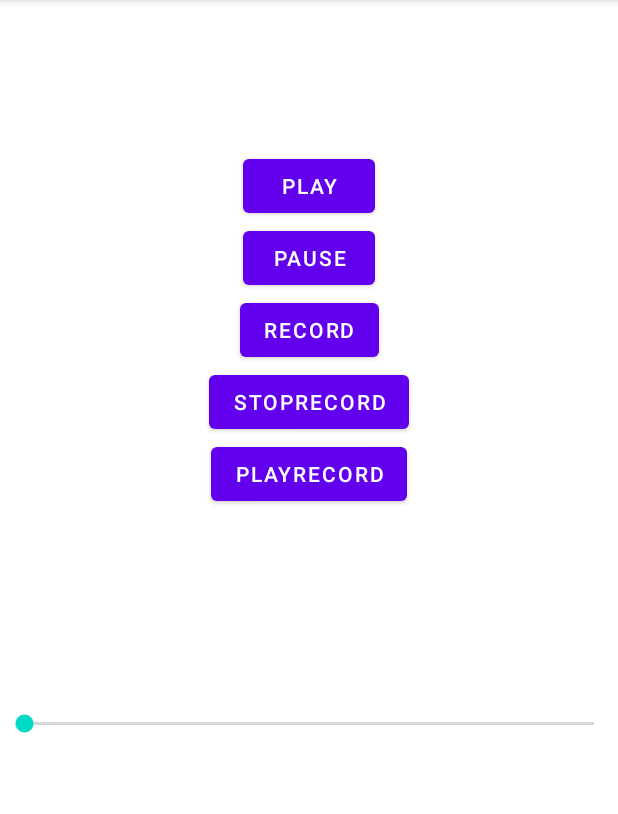
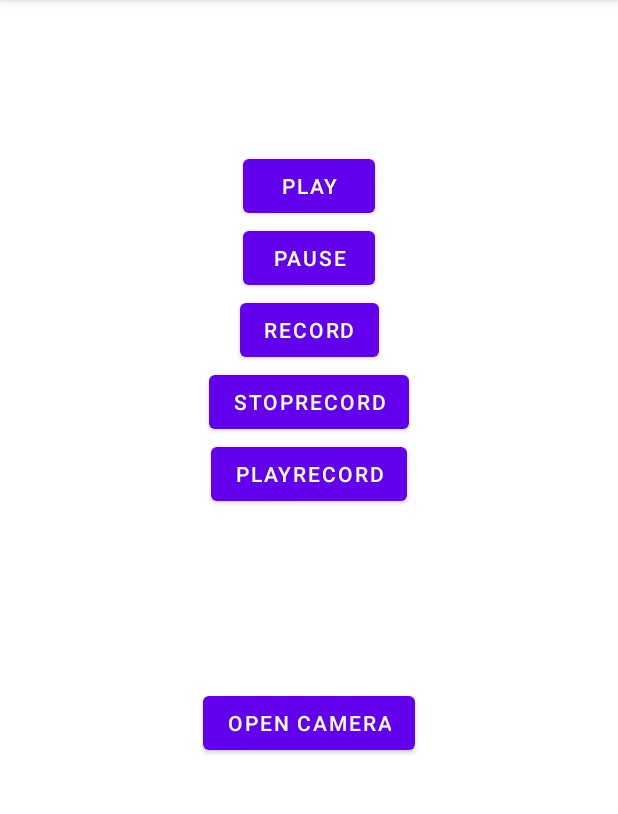
Before and after one commit to tsmoosavi/MediaPlayer, an Android app: the screen it shows after launch (MainActivity), on a phone screen of 412 x 824 dp, the part 84-898 px from its top. Run offline under Robolectric (Android 15) with nearby library versions, the phone set to English and light mode, and no system bars.

Commit message:
camera button added

```diff
--- a/app/src/main/java/com/example/mediaplayer/MainActivity.kt
+++ b/app/src/main/java/com/example/mediaplayer/MainActivity.kt
@@ -56,24 +56,6 @@ class MainActivity : AppCompatActivity() {
         prepare() // might take long! (for buffering, etc)
     }
     lateinit var binding: ActivityMainBinding
-    private val requestPermissionLauncher =
-        registerForActivityResult(
-            ActivityResultContracts.RequestPermission()
-        ) { isGranted: Boolean ->
-            if (isGranted) {
-                Toast.makeText(
-                    this,
-                    "you granted this permission",
-                    Toast.LENGTH_SHORT
-                ).show()
-            } else {
-                Toast.makeText(
-                    this,
-                    "you denied this permission",
-                    Toast.LENGTH_SHORT
-                ).show()
-            }
-        }
 
 
     override fun onCreate(savedInstanceState: Bundle?) {
@@ -88,7 +70,7 @@ class MainActivity : AppCompatActivity() {
         binding.pauseButton.setOnClickListener {
             pauseMedia()
         }
-        showProgressBar()
+//        showProgressBar()
         binding.recordButton.setOnClickListener {
             ActivityCompat.requestPermissions(this, permissions, REQUEST_RECORD_AUDIO_PERMISSION)
             startRecording()
@@ -113,10 +95,10 @@ class MainActivity : AppCompatActivity() {
         }
     }
 
-    private fun showProgressBar() {
-        binding.seekBar.max = mediaPlayer.duration
-        binding.seekBar.progress = mediaPlayer.currentPosition
-    }
+//    private fun showProgressBar() {
+//        binding.seekBar.max = mediaPlayer.duration
+//        binding.seekBar.progress = mediaPlayer.currentPosition
+//    }
 
     private fun pauseMedia() {
        mediaPlayer.pause()
--- a/app/src/main/res/layout/activity_main.xml
+++ b/app/src/main/res/layout/activity_main.xml
@@ -48,10 +48,11 @@
         app:layout_constraintLeft_toLeftOf="parent"
         app:layout_constraintRight_toRightOf="parent" />
 
-    <SeekBar
+    <Button
         android:id="@+id/seekBar"
-        android:layout_width="match_parent"
+        android:layout_width="wrap_content"
         android:layout_height="wrap_content"
+        android:text="open Camera"
         app:layout_constraintBottom_toBottomOf="parent"
         app:layout_constraintLeft_toLeftOf="parent"
         app:layout_constraintRight_toRightOf="parent"
```
